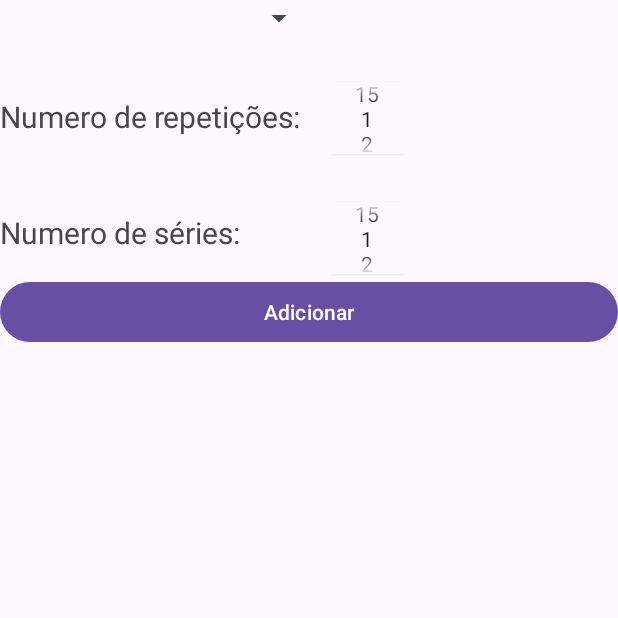
After one commit to TiagoRodriguesMattar/TrainingNutritionApp, an Android app: the TreinoPersonalizadoActivity screen opened directly, with no data from a screen before it, on a phone screen of 412 x 824 dp, the top half of it. The commit adds this screen. Run offline under Robolectric (Android 15) with nearby library versions, the phone set to English and light mode, and no system bars.

Commit message:
Treino personalizado V1

```diff
--- a/app/src/main/AndroidManifest.xml
+++ b/app/src/main/AndroidManifest.xml
@@ -14,6 +14,9 @@
         android:supportsRtl="true"
         android:theme="@style/Theme.MyApplication"
         tools:targetApi="31">
+        <activity
+            android:name=".TreinoPersonalizadoActivity"
+            android:exported="false" />
         <activity
             android:name=".ViewDesafiosTreinoActivity"
             android:exported="false" />
--- /dev/null
+++ b/app/src/main/java/com/example/myapplication/TreinoPersonalizadoActivity.java
@@ -0,0 +1,75 @@
+package com.example.myapplication;
+
+import androidx.appcompat.app.AppCompatActivity;
+
+import android.os.Bundle;
+import android.util.Log;
+import android.view.View;
+import android.widget.AdapterView;
+import android.widget.ArrayAdapter;
+import android.widget.Button;
+import android.widget.NumberPicker;
+import android.widget.Spinner;
+import android.widget.Toast;
+
+import java.util.ArrayList;
+
+
+public class TreinoPersonalizadoActivity extends AppCompatActivity{
+    private NumberPicker numberPickerNumber_repet;
+    private NumberPicker numberPickerNumber_series;
+    private String itemSelecionado;
+    private ArrayList<TreinosPersonalizadosArray> arrayTreinos;
+    private int valorNumberPickerRepet,valorNumberPickerSeries;
+    @Override
+    protected void onCreate(Bundle savedInstanceState) {
+        super.onCreate(savedInstanceState);
+        setContentView(R.layout.activity_treino_personalizado);
+        Spinner spinner = findViewById(R.id.spinner);
+        numberPickerNumber_repet = findViewById(R.id.numberpicker_repet);
+        numberPickerNumber_repet.setMaxValue(15);
+        numberPickerNumber_repet.setMinValue(1);
+        numberPickerNumber_series = findViewById(R.id.numberpicker_series);
+        numberPickerNumber_series.setMaxValue(15);
+        numberPickerNumber_series.setMinValue(1);
+
+        arrayTreinos = new ArrayList<>();
+
+        ArrayAdapter<CharSequence> adapter = ArrayAdapter.createFromResource(this, R.array.opcoes_array, android.R.layout.simple_spinner_item);
+        adapter.setDropDownViewResource(android.R.layout.simple_spinner_dropdown_item);
+        spinner.setAdapter(adapter);
+        Button addTreino = findViewById(R.id.buttonAdd);
+        addTreino.setOnClickListener(new View.OnClickListener() {
+            @Override
+            public void onClick(View v) {
+                valorNumberPickerRepet = numberPickerNumber_repet.getValue();
+                valorNumberPickerSeries = numberPickerNumber_series.getValue();
+                Log.d("CREATION","Exercicio: " + valorNumberPickerRepet);
+                Log.d("CREATION","Exercicio: " + valorNumberPickerSeries);
+                Log.d("CREATION","Exercicio: " + itemSelecionado);
+                try{
+                    arrayTreinos.add(new TreinosPersonalizadosArray(itemSelecionado,valorNumberPickerSeries,valorNumberPickerRepet));
+                }
+                catch(Exception e){
+                    Log.d("CREATION","Erro: " + e);
+                }
+
+                Log.d("CREATION","Exercicio: " + arrayTreinos.get(0).getExercicio());
+            }
+        });
+        spinner.setOnItemSelectedListener(new AdapterView.OnItemSelectedListener() {
+            @Override
+            public void onItemSelected(AdapterView<?> parent, View view, int position, long id) {
+                itemSelecionado = parent.getItemAtPosition(position).toString();
+                // Faça algo com o item selecionado, se necessário
+            }
+
+            @Override
+            public void onNothingSelected(AdapterView<?> parent) {
+                // Ação quando nada é selecionado
+            }
+        });
+    }
+
+
+}
--- /dev/null
+++ b/app/src/main/res/layout/activity_treino_personalizado.xml
@@ -0,0 +1,60 @@
+<?xml version="1.0" encoding="utf-8"?>
+<RelativeLayout xmlns:android="http://schemas.android.com/apk/res/android"
+    xmlns:app="http://schemas.android.com/apk/res-auto"
+    xmlns:tools="http://schemas.android.com/tools"
+    android:layout_width="match_parent"
+    android:layout_height="match_parent"
+    tools:context=".TreinoPersonalizadoActivity">
+
+
+    <Spinner
+        android:id="@+id/spinner"
+        android:layout_width="wrap_content"
+        android:layout_height="wrap_content" />
+    <NumberPicker
+        android:id="@+id/numberpicker_repet"
+        android:layout_width="50dp"
+        android:layout_height="50dp"
+        android:layout_below="@id/spinner"
+        android:layout_marginLeft="220dp"
+        android:layout_marginTop="30dp"
+        android:layout_marginRight="0dp"
+        android:hint="Insira seu texto aqui" />
+    <TextView
+        android:id="@+id/texto_repet"
+        android:layout_width="wrap_content"
+        android:layout_height="wrap_content"
+        android:text="Numero de repetições:"
+        android:layout_below="@id/spinner"
+        android:layout_marginTop="40dp"
+        android:textSize="20dp">
+    </TextView>
+
+    <TextView
+        android:layout_width="wrap_content"
+        android:layout_height="wrap_content"
+        android:text="Numero de séries:"
+        android:layout_below="@id/texto_repet"
+        android:layout_marginTop="50dp"
+        android:textSize="20dp">
+    </TextView>
+    <NumberPicker
+        android:id="@+id/numberpicker_series"
+        android:layout_width="50dp"
+        android:layout_height="50dp"
+        android:layout_below="@id/numberpicker_repet"
+        android:layout_marginLeft="220dp"
+        android:layout_marginTop="30dp"
+        android:layout_marginRight="0dp"
+        android:hint="Insira seu texto aqui" />
+
+    <Button
+        android:id="@+id/buttonAdd"
+        android:layout_width="match_parent"
+        android:layout_height="wrap_content"
+        android:layout_below="@+id/numberpicker_series"
+        android:text="Adicionar">
+
+    </Button>
+
+</RelativeLayout>
--- a/app/src/main/res/values/strings.xml
+++ b/app/src/main/res/values/strings.xml
@@ -12,4 +12,25 @@
     <string name="hello_blank_fragment">Hello blank fragment</string>
     <string name="title_activity_news_deatil">NewsDeatilActivity</string>
     <string name="artigos">Artigos De Saúde</string>
+    <string-array name="opcoes_array">
+        <item> </item>
+        <item>Flexão</item>
+        <item>Flexão Diamante</item>
+        <item>Flexão Aberta</item>
+        <item>Flexão Pseudo</item>
+        <item>Flexão Ombro</item>
+        <item>Flexão Explosiva</item>
+        <item>Extensão De Tríceps</item>
+        <item>Skull Crunches</item>
+        <item>Agaquamento</item>
+        <item>Rosca Direta</item>
+        <item>Rosca Martelo</item>
+        <item>Panturrilha Em Pé</item>
+        <item>Abdominal Normal</item>
+        <item>Abdominal Infra</item>
+        <item>Barra Fixa</item>
+        <item>Barra Fixa Fechada</item>
+        <item>Barra Fixa Aberta</item>
+        <item>Barra Fixa Supinada</item>
+    </string-array>
 </resources>
```
Also changed, not shown: app/src/main/java/com/example/myapplication/TreinoFragment.java (+12 -0 lines), app/src/main/java/com/example/myapplication/TreinosPersonalizadosArray.java (added, +36 -0 lines), app/src/main/res/layout/fragment_treino.xml (+14 -0 lines).
